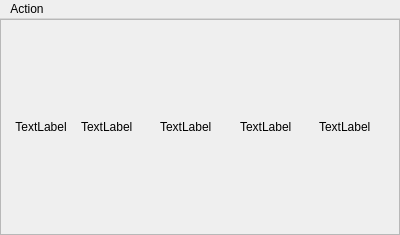
This is display/mainwindow.ui in obiwankennedy/GameVisualisationHelper as Qt 5 draws it before an edit. The edited form follows.
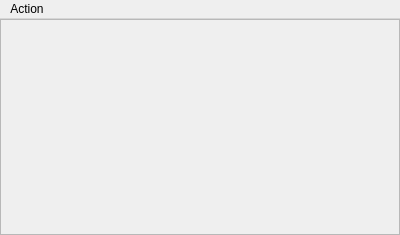
This is the edited form.

```diff
--- a/display/mainwindow.ui
+++ b/display/mainwindow.ui
@@ -47,7 +47,7 @@
          <height>211</height>
         </rect>
        </property>
-       <layout class="QHBoxLayout" name="horizontalLayout" stretch="0,0,0,0,0">
+       <layout class="QHBoxLayout" name="horizontalLayout" stretch="">
         <property name="spacing">
          <number>0</number>
         </property>
@@ -66,89 +66,6 @@
         <property name="bottomMargin">
          <number>0</number>
         </property>
-        <item>
-         <widget class="QLabel" name="m_labelAkodo">
-          <property name="maximumSize">
-           <size>
-            <width>16777215</width>
-            <height>200</height>
-           </size>
-          </property>
-          <property name="text">
-           <string>TextLabel</string>
-          </property>
-          <property name="scaledContents">
-           <bool>true</bool>
-          </property>
-          <property name="alignment">
-           <set>Qt::AlignCenter</set>
-          </property>
-         </widget>
-        </item>
-        <item>
-         <widget class="QLabel" name="m_labelBauyshi">
-          <property name="maximumSize">
-           <size>
-            <width>16777215</width>
-            <height>200</height>
-           </size>
-          </property>
-          <property name="text">
-           <string>TextLabel</string>
-          </property>
-          <property name="scaledContents">
-           <bool>true</bool>
-          </property>
-         </widget>
-        </item>
-        <item>
-         <widget class="QLabel" name="m_gmlabel">
-          <property name="maximumSize">
-           <size>
-            <width>16777215</width>
-            <height>200</height>
-           </size>
-          </property>
-          <property name="text">
-           <string>TextLabel</string>
-          </property>
-          <property name="scaledContents">
-           <bool>true</bool>
-          </property>
-         </widget>
-        </item>
-        <item>
-         <widget class="QLabel" name="m_labelShinjo">
-          <property name="maximumSize">
-           <size>
-            <width>16777215</width>
-            <height>200</height>
-           </size>
-          </property>
-          <property name="text">
-           <string>TextLabel</string>
-          </property>
-          <property name="scaledContents">
-           <bool>true</bool>
-          </property>
-         </widget>
-        </item>
-        <item>
-         <widget class="QLabel" name="m_labelTsuruchi">
-          <property name="maximumSize">
-           <size>
-            <width>16777215</width>
-            <height>200</height>
-           </size>
-          </property>
-          <property name="text">
-           <string>TextLabel</string>
-          </property>
-          <property name="scaledContents">
-           <bool>true</bool>
-          </property>
-         </widget>
-        </item>
        </layout>
       </widget>
      </widget>
```
Left out of the diff: 11 changed lines with no effect on the pictures.
